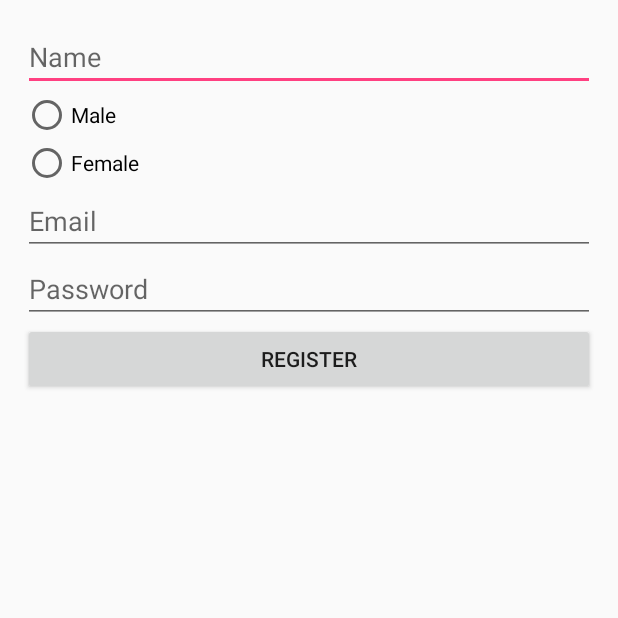
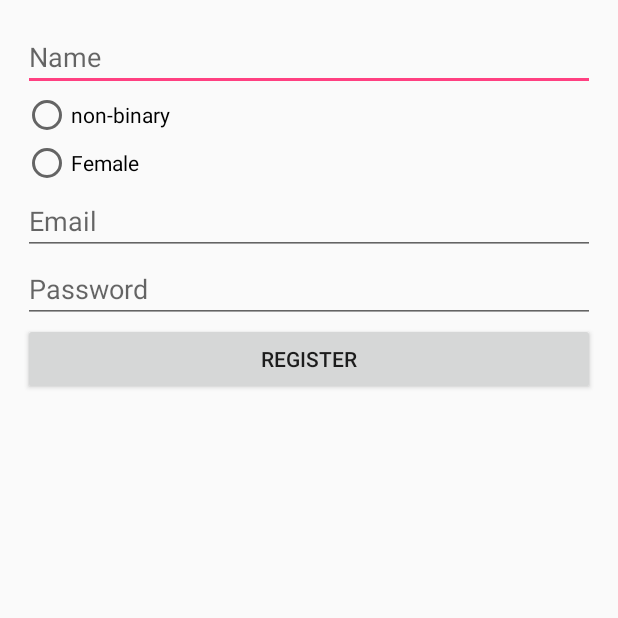
Before and after one commit to Warchaser2/SpotMe, an Android app: the RegistrationActivity screen opened directly, with no data from a screen before it, on a phone screen of 412 x 824 dp, the top half of it. Run offline under Robolectric (Android 15) with nearby library versions, the light colour scheme and no system bars; our stand-ins replace Firebase (no records; nobody signed in at launch, a user with empty details on screens opened directly); 1 statement that could not run was skipped.

Commit message:
cancer
cancer

```diff
--- a/app/src/main/res/layout/activity_registration.xml
+++ b/app/src/main/res/layout/activity_registration.xml
@@ -24,7 +24,7 @@
         <RadioButton
             android:layout_width="wrap_content"
             android:layout_height="wrap_content"
-            android:text="Male"/>
+            android:text="non-binary"/>
         <RadioButton
             android:layout_width="wrap_content"
             android:layout_height="wrap_content"
```
Also changed, not shown: 761 other files.
